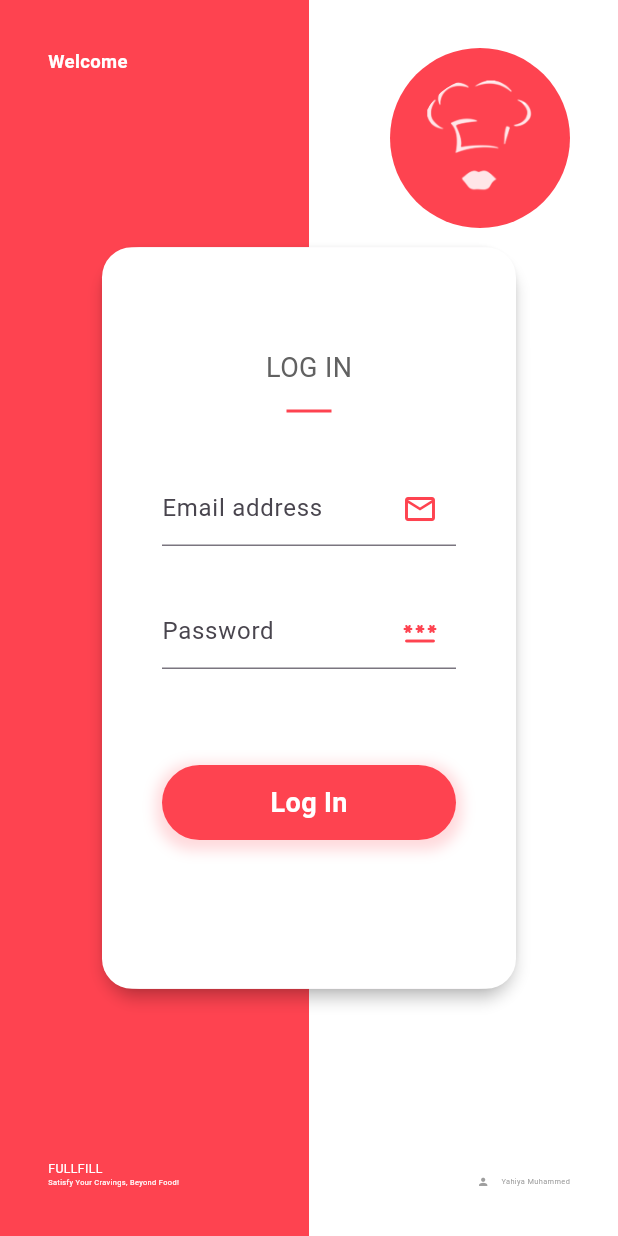
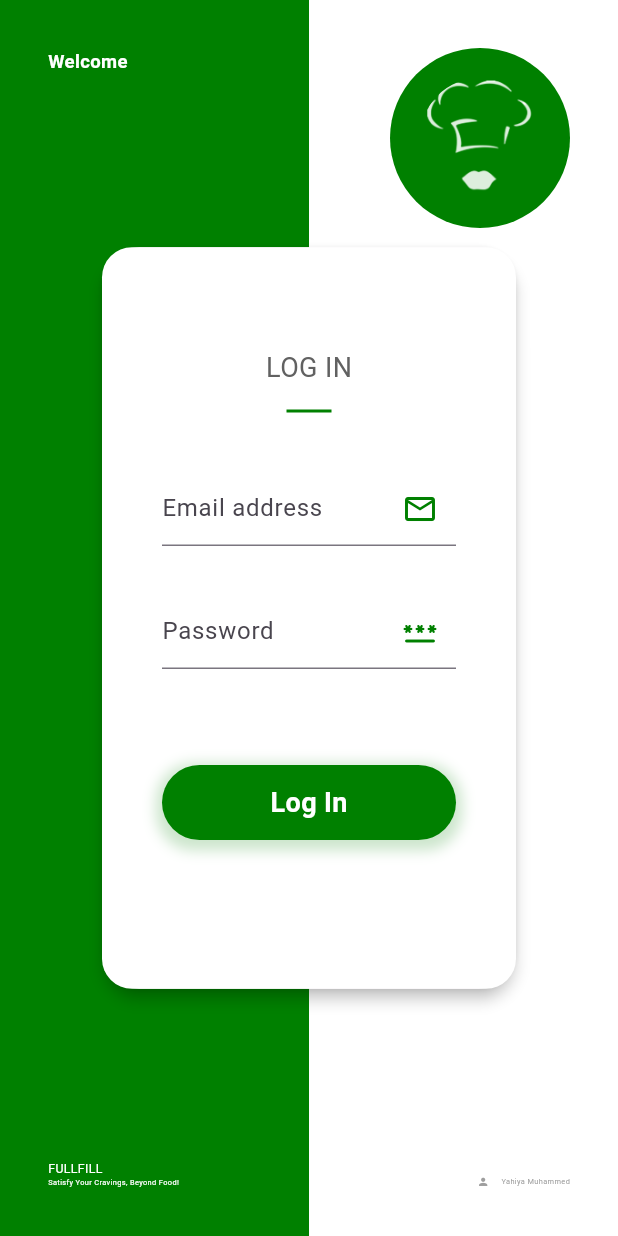
Before and after one commit to yahiyam/fullfill_admin_web, a Flutter app: the screen it shows after launch, on a phone screen of 412 x 824 dp. Run offline on Flutter 3.47's test engine with Material 2 defaults, Android fonts, the light colour scheme and no system bars; our stand-ins replace google_fonts.

Commit message:
changes on colors

```diff
--- a/lib/constants/colors.dart
+++ b/lib/constants/colors.dart
@@ -1,11 +1,32 @@
 import 'package:flutter/material.dart';
 
 class KColors {
-  static const primary = Color(0xFFFE4350);
-  static const secondary = Color(0xFF2A2D3E);
+  static const accentColor = Color(0xFFFF0000); // Deep Red
+  static const neutralColor = Color(0xFFEDEDED); // Light Gray
+
+  static const primary = Color(0xFF008000); // Dark Green
+  static const complementaryPrimary = Color(0xFF800080); // Purple
+  static const analogous1Primary = Color(0xFF008080); // Teal
+  static const analogous2Primary = Color(0xFF00A000); // Green
+  static const darkerShade1Primary = Color(0xFF004000); // Darker Green
+  static const darkerShade2Primary = Color(0xFF005000); // Even Darker Green
+  static const lighterShade1Primary = Color(0xFF80FF80); // Light Green
+  static const lighterShade2Primary = Color(0xFFB3FFB3); // Even Lighter Green
+
+  static const secondary = Color(0xFFFFD700); // Golden Yellow
+  static const complementarySecondary = Color(0xFFD5D2C2);
+  static const analogous1Secondary = Color(0xFF2E313F);
+  static const analogous2Secondary = Color(0xFF303341);
+  static const darkerShade1Secondary = Color(0xFF1F212C);
+  static const darkerShade2Secondary = Color(0xFF191B25);
+  static const lighterShade1Secondary = Color(0xFF3B3E4C);
+  static const lighterShade2Secondary = Color(0xFF444757);
+
   static const pageBackGround = Color(0xFF212332);
   static const purpleLight = Color(0XFF1e224c);
   static const purpleDark = Color.fromARGB(255, 13, 25, 62);
+  static const Color orange = Color(0XFFec8d2f);
+  static const Color red = Color(0XFFf44336);
 
   static const white = Colors.white;
   static const grey = Colors.grey;
--- a/lib/features/view/auth/login.dart
+++ b/lib/features/view/auth/login.dart
@@ -4,6 +4,7 @@ import 'package:fullfill_admin_web_portal/constants/image_strings.dart';
 import 'package:fullfill_admin_web_portal/constants/sizes.dart';
 import 'package:fullfill_admin_web_portal/constants/text_strings.dart';
 import 'package:fullfill_admin_web_portal/features/view/auth/widgets/custom_text_field.dart';
+import 'package:fullfill_admin_web_portal/features/view/home/home.dart';
 import 'package:fullfill_admin_web_portal/features/view_model/auth/login_provider.dart';
 import 'package:provider/provider.dart';
 
@@ -201,7 +202,10 @@ class LoginLayout extends StatelessWidget {
                           GestureDetector(
                             onTap: () {
                               if (loginProvider.loginFormKey.currentState!
-                                  .validate()) {}
+                                  .validate()) {
+                              //   Navigator.of(context).push(MaterialPageRoute(
+                              //       builder: (context) => const HomePage()));
+                              }
                             },
                             child: Container(
                               height: 50,
```
Also changed, not shown: lib/features/view/home/home.dart (added, +17 -0 lines), lib/features/view/home/widgets/custom_app_bar.dart (added, +188 -0 lines).
